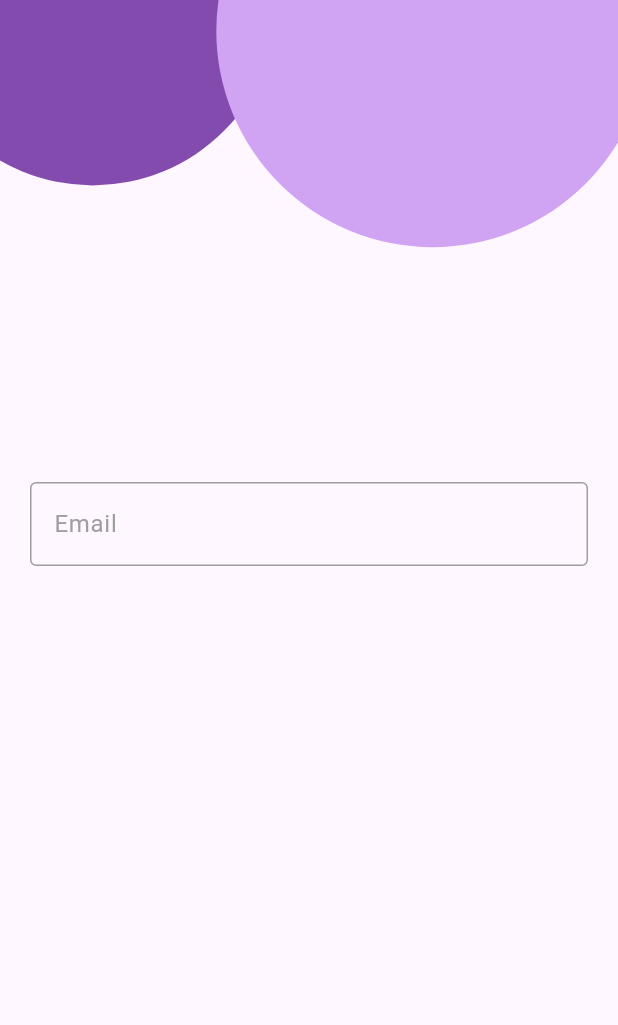
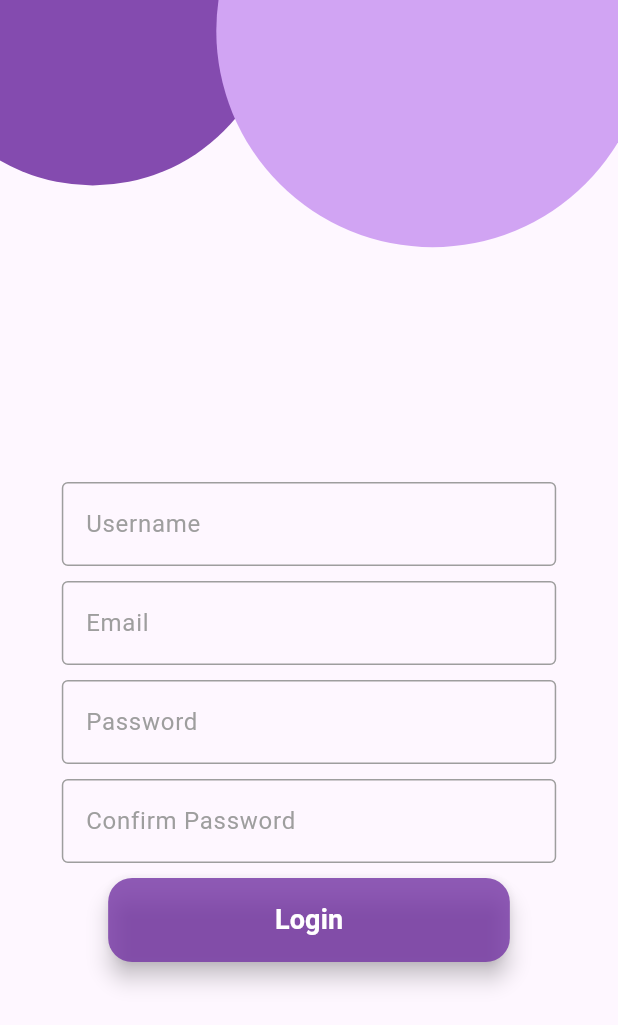
Before and after one commit to WhoShotYa08/DrivenDriver, a Flutter app: the SignUpScreen screen opened directly, on a phone screen of 412 x 824 dp. Shown: the top 1025 px of the screen. Run offline on Flutter 3.47's test engine with Material 3 defaults, Android fonts, the light colour scheme and no system bars; our stand-ins replace lottie; network calls fail.

Commit message:
working on the sign up page UI

```diff
--- a/driven_driver/lib/pages/signUp.dart
+++ b/driven_driver/lib/pages/signUp.dart
@@ -15,8 +15,10 @@ class _SignUpScreenState extends State<SignUpScreen> {
     final double _width = MediaQuery.of(context).size.width;
 
     //controllers
+    final usernameController = TextEditingController();
     final emailController = TextEditingController();
     final passwordController = TextEditingController();
+    final confirmPasswordController = TextEditingController();
 
     return Scaffold(
       body: Center(
@@ -52,14 +54,64 @@ class _SignUpScreenState extends State<SignUpScreen> {
             SizedBox(
               child: Column(children: [
                 Padding(
-                  padding: const EdgeInsets.symmetric(horizontal: 20.0),
+                  padding: EdgeInsets.symmetric(horizontal: _width * 0.1),
+                  child: TextInput(
+                      controller: usernameController,
+                      placeholder: "Username",
+                      privateText: false),
+                ),
+                const SizedBox(
+                  height: 10,
+                ),
+                Padding(
+                  padding: EdgeInsets.symmetric(horizontal: _width * 0.1),
                   child: TextInput(
                       controller: emailController,
                       placeholder: "Email",
                       privateText: false),
-                )
+                ),
+                const SizedBox(
+                  height: 10,
+                ),
+                Padding(
+                  padding: EdgeInsets.symmetric(horizontal: _width * 0.1),
+                  child: TextInput(
+                      controller: passwordController,
+                      placeholder: "Password",
+                      privateText: true),
+                ),
+                const SizedBox(
+                  height: 10,
+                ),
+                Padding(
+                  padding: EdgeInsets.symmetric(horizontal: _width * 0.1),
+                  child: TextInput(
+                      controller: confirmPasswordController,
+                      placeholder: "Confirm Password",
+                      privateText: true),
+                ),
+                const SizedBox(
+                  height: 10,
+                ),
               ]),
             ),
+
+            SizedBox(
+              width: _width * 0.65,
+              child: FloatingActionButton(
+                backgroundColor: const Color.fromRGBO(116, 52, 164, 0.8),
+                onPressed: () {
+                  print(emailController.text);
+                },
+                child: const Text(
+                  "Login",
+                  style: TextStyle(
+                      fontSize: 18,
+                      fontWeight: FontWeight.w600,
+                      color: Colors.white),
+                ),
+              ),
+            )
           ],
         ),
       ),
```
Also changed, not shown: driven_driver/lib/pages/login.dart (+19 -6 lines).
